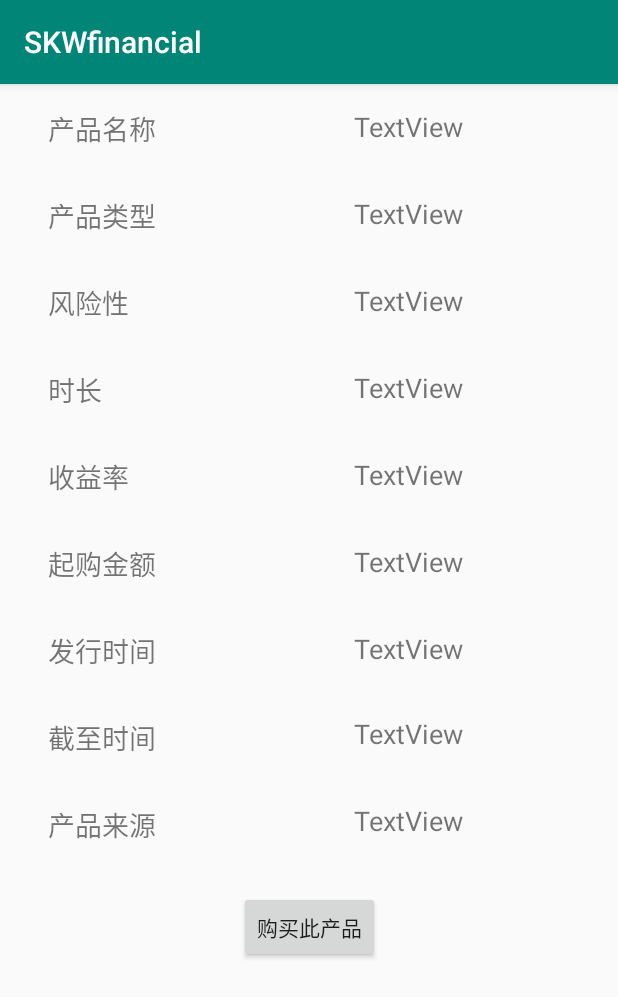
After one commit to oldslann/SKWfinancial, an Android app: the productpage screen opened directly, with no data from a screen before it, on a phone screen of 412 x 824 dp. The commit adds this screen. Shown: the top 997 px of the screen. Run offline under Robolectric (Android 15) with nearby library versions, the phone set to English and light mode, and no system bars.

Commit message:
main look finished

```diff
--- a/app/src/main/AndroidManifest.xml
+++ b/app/src/main/AndroidManifest.xml
@@ -11,7 +11,11 @@
         android:roundIcon="@mipmap/ic_launcher_round"
         android:supportsRtl="true"
         android:theme="@style/AppTheme">
-        <activity android:name=".likelicai"></activity>
+        <activity android:name=".buypage"></activity>
+        <activity android:name=".productpage" />
+        <activity android:name=".Licai" />
+        <activity android:name=".sysiof" />
+        <activity android:name=".likelicai" />
         <activity android:name=".usrlike" />
         <activity android:name=".UsrLicai" />
         <activity android:name=".usrproduct" />
--- /dev/null
+++ b/app/src/main/java/com/example/skwfinancial/productpage.java
@@ -0,0 +1,14 @@
+package com.example.skwfinancial;
+
+import androidx.appcompat.app.AppCompatActivity;
+
+import android.os.Bundle;
+
+public class productpage extends AppCompatActivity {
+
+    @Override
+    protected void onCreate(Bundle savedInstanceState) {
+        super.onCreate(savedInstanceState);
+        setContentView(R.layout.activity_productpage);
+    }
+}
--- a/app/src/main/java/com/example/skwfinancial/usrlike.java
+++ b/app/src/main/java/com/example/skwfinancial/usrlike.java
@@ -13,7 +13,7 @@ public class usrlike extends AppCompatActivity {
     protected void onCreate(Bundle savedInstanceState) {
         super.onCreate(savedInstanceState);
         setContentView(R.layout.activity_usrlike);
-        ImageButton btn1=findViewById(R.id.usrlicaib);
+        ImageButton btn1=findViewById(R.id.likelicai);
         btn1.setOnClickListener(new View.OnClickListener() {
             @Override
             public void onClick(View view) {
--- /dev/null
+++ b/app/src/main/res/layout/activity_productpage.xml
@@ -0,0 +1,262 @@
+<?xml version="1.0" encoding="utf-8"?>
+<androidx.constraintlayout.widget.ConstraintLayout xmlns:android="http://schemas.android.com/apk/res/android"
+    xmlns:app="http://schemas.android.com/apk/res-auto"
+    xmlns:tools="http://schemas.android.com/tools"
+    android:layout_width="match_parent"
+    android:layout_height="match_parent"
+    tools:context=".productpage">
+
+    <TextView
+        android:id="@+id/textView24"
+        android:layout_width="100dp"
+        android:layout_height="26dp"
+        android:layout_marginStart="32dp"
+        android:layout_marginLeft="32dp"
+        android:layout_marginTop="16dp"
+        android:text="产品名称"
+        android:textSize="18sp"
+        app:layout_constraintStart_toStartOf="parent"
+        app:layout_constraintTop_toTopOf="parent" />
+
+    <TextView
+        android:id="@+id/textView25"
+        android:layout_width="100dp"
+        android:layout_height="26dp"
+        android:layout_marginStart="32dp"
+        android:layout_marginLeft="32dp"
+        android:layout_marginTop="32dp"
+        android:text="产品类型"
+        android:textSize="18sp"
+        app:layout_constraintStart_toStartOf="parent"
+        app:layout_constraintTop_toBottomOf="@+id/textView24" />
+
+    <TextView
+        android:id="@+id/textView26"
+        android:layout_width="100dp"
+        android:layout_height="26dp"
+        android:layout_marginStart="32dp"
+        android:layout_marginLeft="32dp"
+        android:layout_marginTop="32dp"
+        android:text="风险性"
+        android:textSize="18sp"
+        app:layout_constraintStart_toStartOf="parent"
+        app:layout_constraintTop_toBottomOf="@+id/textView25" />
+
+    <TextView
+        android:id="@+id/textView27"
+        android:layout_width="100dp"
+        android:layout_height="26dp"
+        android:layout_marginStart="32dp"
+        android:layout_marginLeft="32dp"
+        android:layout_marginTop="32dp"
+        android:text="时长"
+        android:textSize="18sp"
+        app:layout_constraintStart_toStartOf="parent"
+        app:layout_constraintTop_toBottomOf="@+id/textView26" />
+
+    <TextView
+        android:id="@+id/textView28"
+        android:layout_width="100dp"
+        android:layout_height="26dp"
+        android:layout_marginStart="32dp"
+        android:layout_marginLeft="32dp"
+        android:layout_marginTop="32dp"
+        android:text="收益率"
+        android:textSize="18sp"
+        app:layout_constraintStart_toStartOf="parent"
+        app:layout_constraintTop_toBottomOf="@+id/textView27" />
+
+    <TextView
+        android:id="@+id/textView29"
+        android:layout_width="100dp"
+        android:layout_height="26dp"
+        android:layout_marginStart="32dp"
+        android:layout_marginLeft="32dp"
+        android:layout_marginTop="32dp"
+        android:text="起购金额"
+        android:textSize="18sp"
+        app:layout_constraintStart_toStartOf="parent"
+        app:layout_constraintTop_toBottomOf="@+id/textView28" />
+
+    <TextView
+        android:id="@+id/textView30"
+        android:layout_width="100dp"
+        android:layout_height="26dp"
+        android:layout_marginStart="32dp"
+        android:layout_marginLeft="32dp"
+        android:layout_marginTop="32dp"
+        android:text="发行时间"
+        android:textSize="18sp"
+        app:layout_constraintStart_toStartOf="parent"
+        app:layout_constraintTop_toBottomOf="@+id/textView29" />
+
+    <TextView
+        android:id="@+id/textView31"
+        android:layout_width="100dp"
+        android:layout_height="26dp"
+        android:layout_marginStart="32dp"
+        android:layout_marginLeft="32dp"
+        android:layout_marginTop="32dp"
+        android:text="截至时间"
+        android:textSize="18sp"
+        app:layout_constraintStart_toStartOf="parent"
+        app:layout_constraintTop_toBottomOf="@+id/textView30" />
+
+    <TextView
+        android:id="@+id/textView32"
+        android:layout_width="100dp"
+        android:layout_height="26dp"
+        android:layout_marginStart="32dp"
+        android:layout_marginLeft="32dp"
+        android:layout_marginTop="32dp"
+        android:text="产品来源"
+        android:textSize="18sp"
+        app:layout_constraintStart_toStartOf="parent"
+        app:layout_constraintTop_toBottomOf="@+id/textView31" />
+
+    <Button
+        android:id="@+id/buyb"
+        android:layout_width="wrap_content"
+        android:layout_height="wrap_content"
+        android:layout_marginTop="32dp"
+        android:text="购买此产品"
+        app:layout_constraintEnd_toEndOf="parent"
+        app:layout_constraintStart_toStartOf="parent"
+        app:layout_constraintTop_toBottomOf="@+id/textView32" />
+
+    <TextView
+        android:id="@+id/proname"
+        android:layout_width="wrap_content"
+        android:layout_height="26dp"
+        android:layout_marginStart="8dp"
+        android:layout_marginLeft="8dp"
+        android:layout_marginTop="16dp"
+        android:layout_marginEnd="8dp"
+        android:layout_marginRight="8dp"
+        android:text="TextView"
+        android:textSize="18sp"
+        app:layout_constraintEnd_toEndOf="parent"
+        app:layout_constraintStart_toEndOf="@+id/textView24"
+        app:layout_constraintTop_toTopOf="parent" />
+
+    <TextView
+        android:id="@+id/prostyle"
+        android:layout_width="wrap_content"
+        android:layout_height="26dp"
+        android:layout_marginStart="8dp"
+        android:layout_marginLeft="8dp"
+        android:layout_marginTop="32dp"
+        android:layout_marginEnd="8dp"
+        android:layout_marginRight="8dp"
+        android:text="TextView"
+        android:textSize="18sp"
+        app:layout_constraintEnd_toEndOf="parent"
+        app:layout_constraintStart_toEndOf="@+id/textView25"
+        app:layout_constraintTop_toBottomOf="@+id/proname" />
+
+    <TextView
+        android:id="@+id/danger"
+        android:layout_width="wrap_content"
+        android:layout_height="26dp"
+        android:layout_marginStart="8dp"
+        android:layout_marginLeft="8dp"
+        android:layout_marginTop="32dp"
+        android:layout_marginEnd="8dp"
+        android:layout_marginRight="8dp"
+        android:text="TextView"
+        android:textSize="18sp"
+        app:layout_constraintEnd_toEndOf="parent"
+        app:layout_constraintStart_toEndOf="@+id/textView26"
+        app:layout_constraintTop_toBottomOf="@+id/prostyle" />
+
+    <TextView
+        android:id="@+id/howlong"
+        android:layout_width="wrap_content"
+        android:layout_height="26dp"
+        android:layout_marginStart="8dp"
+        android:layout_marginLeft="8dp"
+        android:layout_marginTop="32dp"
+        android:layout_marginEnd="8dp"
+        android:layout_marginRight="8dp"
+        android:text="TextView"
+        android:textSize="18sp"
+        app:layout_constraintEnd_toEndOf="parent"
+        app:layout_constraintStart_toEndOf="@+id/textView27"
+        app:layout_constraintTop_toBottomOf="@+id/danger" />
+
+    <TextView
+        android:id="@+id/prointererst"
+        android:layout_width="wrap_content"
+        android:layout_height="26dp"
+        android:layout_marginStart="8dp"
+        android:layout_marginLeft="8dp"
+        android:layout_marginTop="32dp"
+        android:layout_marginEnd="8dp"
+        android:layout_marginRight="8dp"
+        android:text="TextView"
+        android:textSize="18sp"
+        app:layout_constraintEnd_toEndOf="parent"
+        app:layout_constraintStart_toEndOf="@+id/textView28"
+        app:layout_constraintTop_toBottomOf="@+id/howlong" />
+
+    <TextView
+        android:id="@+id/proleast"
+        android:layout_width="wrap_content"
+        android:layout_height="26dp"
+        android:layout_marginStart="8dp"
+        android:layout_marginLeft="8dp"
+        android:layout_marginTop="32dp"
+        android:layout_marginEnd="8dp"
+        android:layout_marginRight="8dp"
+        android:text="TextView"
+        android:textSize="18sp"
+        app:layout_constraintEnd_toEndOf="parent"
+        app:layout_constraintHorizontal_bias="0.502"
+        app:layout_constraintStart_toEndOf="@+id/textView29"
+        app:layout_constraintTop_toBottomOf="@+id/prointererst" />
+
+    <TextView
+        android:id="@+id/proB"
+        android:layout_width="wrap_content"
+        android:layout_height="wrap_content"
+        android:layout_marginStart="8dp"
+        android:layout_marginLeft="8dp"
+        android:layout_marginTop="32dp"
+        android:layout_marginEnd="8dp"
+        android:layout_marginRight="8dp"
+        android:text="TextView"
+        android:textSize="18sp"
+        app:layout_constraintEnd_toEndOf="parent"
+        app:layout_constraintStart_toEndOf="@+id/textView30"
+        app:layout_constraintTop_toBottomOf="@+id/proleast" />
+
+    <TextView
+        android:id="@+id/proE"
+        android:layout_width="wrap_content"
+        android:layout_height="26dp"
+        android:layout_marginStart="8dp"
+        android:layout_marginLeft="8dp"
+        android:layout_marginTop="32dp"
+        android:layout_marginEnd="8dp"
+        android:layout_marginRight="8dp"
+        android:text="TextView"
+        android:textSize="18sp"
+        app:layout_constraintEnd_toEndOf="parent"
+        app:layout_constraintStart_toEndOf="@+id/textView31"
+        app:layout_constraintTop_toBottomOf="@+id/proB" />
+
+    <TextView
+        android:id="@+id/prosource"
+        android:layout_width="wrap_content"
+        android:layout_height="26dp"
+        android:layout_marginStart="8dp"
+        android:layout_marginLeft="8dp"
+        android:layout_marginTop="32dp"
+        android:layout_marginEnd="8dp"
+        android:layout_marginRight="8dp"
+        android:text="TextView"
+        android:textSize="18sp"
+        app:layout_constraintEnd_toEndOf="parent"
+        app:layout_constraintStart_toEndOf="@+id/textView32"
+        app:layout_constraintTop_toBottomOf="@+id/proE" />
+</androidx.constraintlayout.widget.ConstraintLayout>
--- a/app/src/main/res/layout/activity_usr_licai.xml
+++ b/app/src/main/res/layout/activity_usr_licai.xml
@@ -41,7 +41,6 @@
         android:layout_marginTop="32dp"
         android:ems="10"
         android:inputType="textPersonName"
-        android:text="Name"
         app:layout_constraintStart_toStartOf="parent"
         app:layout_constraintTop_toBottomOf="@+id/textView17" />
 
```
Also changed, not shown: app/src/main/java/com/example/skwfinancial/Licai.java (added, +14 -0 lines), app/src/main/java/com/example/skwfinancial/buypage.java (added, +14 -0 lines), app/src/main/java/com/example/skwfinancial/signact.java (+54 -0 lines), app/src/main/java/com/example/skwfinancial/sysiof.java (added, +14 -0 lines), app/src/main/java/com/example/skwfinancial/tableact.java (+34 -10 lines), app/src/main/res/layout/activity_buypage.xml (added, +155 -0 lines), app/src/main/res/layout/activity_licai.xml (added, +9 -0 lines), app/src/main/res/layout/activity_signact.xml (+8 -7 lines), app/src/main/res/layout/activity_sysiof.xml (added, +34 -0 lines).
